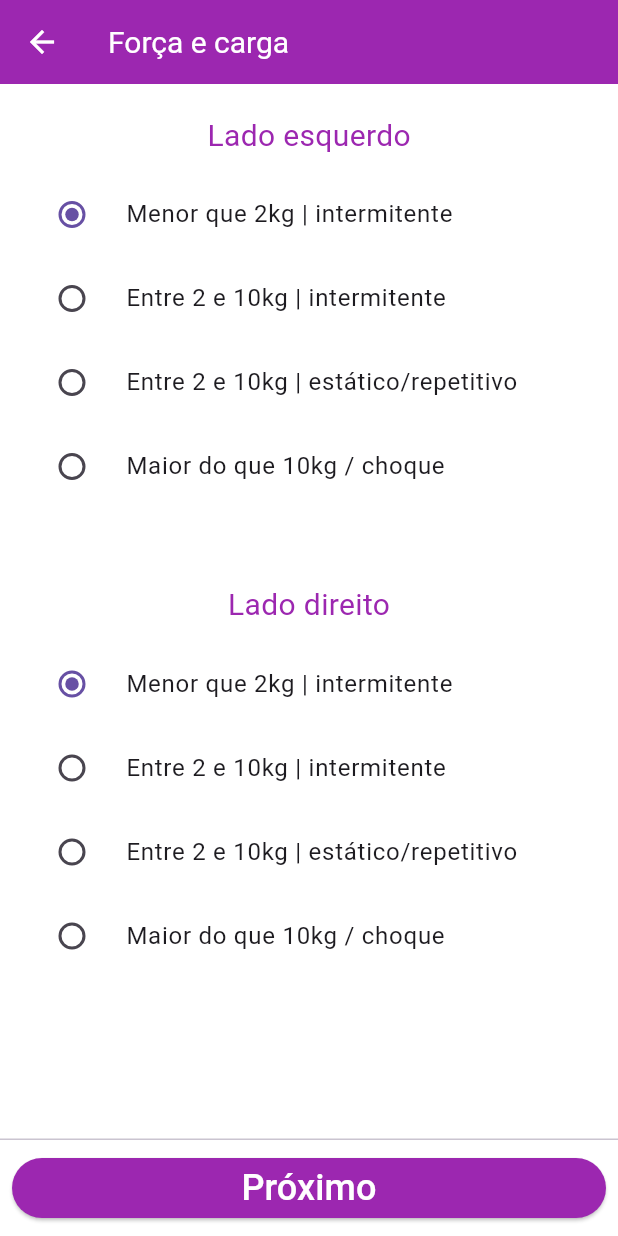
After one commit to feliperfdev/metodo_rula, a Flutter app: the StrengthAndLoadPage screen opened by its route, after a tap on "Próximo", on a phone screen of 412 x 824 dp. The commit adds this screen. Run offline on Flutter 3.47's test engine with Material 3 defaults, Android fonts, the phone set to English and light mode, and no system bars; our stand-ins replace flutter_modular.

Commit message:
- posição do pescoço - força e carga - contração muscular

```diff
--- /dev/null
+++ b/lib/modules/rula/presenter/controllers/muscular_contraction_controller.dart
@@ -0,0 +1,65 @@
+abstract class MuscularContractionController {
+  late int leftScore;
+  late int rightScore;
+
+  bool get buttonEnabled;
+
+  late List<Map<String, dynamic>> sideQuestionsLeft;
+  late List<Map<String, dynamic>> sideQuestionsRight;
+
+  int get totalTrueInLeft;
+  int get totalTrueInRight;
+
+  int? selectedValueLeft;
+  int? selectedValueRight;
+}
+
+class MuscularContractionControllerImpl
+    implements MuscularContractionController {
+  @override
+  int leftScore = 0;
+
+  @override
+  int rightScore = 0;
+
+  @override
+  bool get buttonEnabled => leftScore != 0 && rightScore != 0;
+
+  @override
+  List<Map<String, dynamic>> sideQuestionsLeft = [
+    {
+      'title': 'Postura principalmente estática',
+      'value': false,
+    },
+    {
+      'title': 'Postura é dinâmica mais que 4 mov/min',
+      'value': false,
+    },
+  ];
+
+  @override
+  List<Map<String, dynamic>> sideQuestionsRight = [
+    {
+      'title': 'Postura principalmente estática',
+      'value': false,
+    },
+    {
+      'title': 'Postura é dinâmica mais que 4 mov/min',
+      'value': false,
+    },
+  ];
+
+  @override
+  int get totalTrueInLeft =>
+      sideQuestionsLeft.where((element) => (element['value'] as bool)).length;
+
+  @override
+  int get totalTrueInRight =>
+      sideQuestionsRight.where((element) => (element['value'] as bool)).length;
+
+  @override
+  int? selectedValueLeft = 0;
+
+  @override
+  int? selectedValueRight = 0;
+}
--- /dev/null
+++ b/lib/modules/rula/presenter/controllers/strength_and_load_controller.dart
@@ -0,0 +1,81 @@
+abstract class StrengthAndLoadController {
+  late int leftScore;
+  late int rightScore;
+
+  bool get buttonEnabled;
+
+  late List<Map<String, dynamic>> sideQuestionsLeft;
+  late List<Map<String, dynamic>> sideQuestionsRight;
+
+  int get totalTrueInLeft;
+  int get totalTrueInRight;
+
+  int? selectedQuestionLeft;
+  int? selectedQuestionRight;
+}
+
+class StrengthAndLoadControllerImpl implements StrengthAndLoadController {
+  @override
+  int leftScore = 0;
+
+  @override
+  int rightScore = 0;
+
+  @override
+  bool get buttonEnabled =>
+      selectedQuestionLeft != null && selectedQuestionLeft != null;
+
+  @override
+  List<Map<String, dynamic>> sideQuestionsLeft = [
+    {
+      'title': 'Menor que 2kg | intermitente',
+      'value': 0,
+    },
+    {
+      'title': 'Entre 2 e 10kg | intermitente',
+      'value': 1,
+    },
+    {
+      'title': 'Entre 2 e 10kg | estático/repetitivo',
+      'value': 2,
+    },
+    {
+      'title': 'Maior do que 10kg / choque',
+      'value': 3,
+    },
+  ];
+
+  @override
+  List<Map<String, dynamic>> sideQuestionsRight = [
+    {
+      'title': 'Menor que 2kg | intermitente',
+      'value': 0,
+    },
+    {
+      'title': 'Entre 2 e 10kg | intermitente',
+      'value': 1,
+    },
+    {
+      'title': 'Entre 2 e 10kg | estático/repetitivo',
+      'value': 2,
+    },
+    {
+      'title': 'Maior do que 10kg / choque',
+      'value': 3,
+    },
+  ];
+
+  @override
+  int get totalTrueInLeft =>
+      sideQuestionsLeft.where((element) => (element['value'] as bool)).length;
+
+  @override
+  int get totalTrueInRight =>
+      sideQuestionsRight.where((element) => (element['value'] as bool)).length;
+
+  @override
+  int? selectedQuestionLeft = 0;
+
+  @override
+  int? selectedQuestionRight = 0;
+}
--- /dev/null
+++ b/lib/modules/rula/presenter/controllers/table_c_controller.dart
@@ -0,0 +1,12 @@
+abstract class TableCController {
+  late int tableVerticalScoreLeft;
+  late int tableVerticalScoreRight;
+}
+
+class TableCControllerImpl implements TableCController {
+  @override
+  int tableVerticalScoreLeft = 0;
+
+  @override
+  int tableVerticalScoreRight = 0;
+}
--- /dev/null
+++ b/lib/modules/rula/presenter/pages/strength_and_load_page.dart
@@ -0,0 +1,121 @@
+import 'package:flutter/material.dart';
+import 'package:flutter_modular/flutter_modular.dart';
+import 'package:metodo_rula/core/utils/widgets/custom_button_widget.dart';
+
+import '../controllers/muscular_contraction_controller.dart';
+import '../controllers/strength_and_load_controller.dart';
+import '../controllers/table_c_controller.dart';
+
+class StrengthAndLoadPage extends StatefulWidget {
+  const StrengthAndLoadPage({super.key});
+
+  @override
+  State<StrengthAndLoadPage> createState() => StrengthAndLoadPageState();
+}
+
+class StrengthAndLoadPageState extends State<StrengthAndLoadPage> {
+  final controller = Modular.get<StrengthAndLoadController>();
+
+  @override
+  Widget build(BuildContext context) {
+    return Scaffold(
+      appBar: AppBar(
+        title: const Text('Força e carga'),
+      ),
+      body: SingleChildScrollView(
+        padding: const EdgeInsets.symmetric(horizontal: 12),
+        child: Column(
+          crossAxisAlignment: CrossAxisAlignment.center,
+          children: [
+            const SizedBox(height: 20),
+            Center(
+              child: Column(
+                children: [
+                  const Text(
+                    'Lado esquerdo',
+                    style: TextStyle(
+                      color: Colors.purple,
+                      fontSize: 20,
+                    ),
+                  ),
+                  const SizedBox(height: 10),
+                  for (final question in controller.sideQuestionsLeft) ...{
+                    RadioListTile<int?>(
+                      groupValue: controller.selectedQuestionLeft,
+                      value: (question['value'] as int),
+                      onChanged: (value) {
+                        setState(() {
+                          controller.leftScore = value!;
+                        });
+                      },
+                      title: Text(question['title']),
+                    ),
+                  },
+                ],
+              ),
+            ),
+            const SizedBox(height: 50),
+            Center(
+              child: Column(
+                children: [
+                  const Text(
+                    'Lado direito',
+                    style: TextStyle(
+                      color: Colors.purple,
+                      fontSize: 20,
+                    ),
+                  ),
+                  const SizedBox(height: 10),
+                  for (final question in controller.sideQuestionsRight) ...{
+                    RadioListTile<int?>(
+                      groupValue: controller.selectedQuestionRight,
+                      value: (question['value'] as int),
+                      onChanged: (value) {
+                        setState(() {
+                          controller.rightScore = value!;
+                        });
+                      },
+                      title: Text(question['title']),
+                    ),
+                  },
+                ],
+              ),
+            ),
+          ],
+        ),
+      ),
+      persistentFooterButtons: [
+        Column(
+          children: [
+            CustomButtonWidget(
+              enabled: controller.buttonEnabled,
+              text: 'Próximo',
+              onTap: () {
+                controller.leftScore = controller.selectedQuestionLeft!;
+                controller.rightScore = controller.selectedQuestionRight!;
+
+                final tableC = Modular.get<TableCController>();
+                final muscularContraction =
+                    Modular.get<MuscularContractionController>();
+
+                tableC.tableVerticalScoreLeft =
+                    muscularContraction.leftScore + controller.leftScore;
+                tableC.tableVerticalScoreRight =
+                    muscularContraction.rightScore + controller.rightScore;
+
+                Modular.to.pushNamed('./../neck_position/').then(
+                  (_) {
+                    setState(() {
+                      controller.selectedQuestionLeft = null;
+                      controller.selectedQuestionRight = null;
+                    });
+                  },
+                );
+              },
+            ),
+          ],
+        ),
+      ],
+    );
+  }
+}
```
Also changed, not shown: lib/modules/rula/presenter/controllers/neck_position_controller.dart (added, +33 -0 lines), lib/modules/rula/presenter/pages/muscular_contraction_page.dart (added, +110 -0 lines), lib/modules/rula/presenter/pages/neck_position_page.dart (added, +86 -0 lines), lib/modules/rula/presenter/pages/table_a_page.dart (+12 -2 lines), lib/modules/rula/rula_module.dart (+25 -0 lines), assets/neck_position.png (added).
